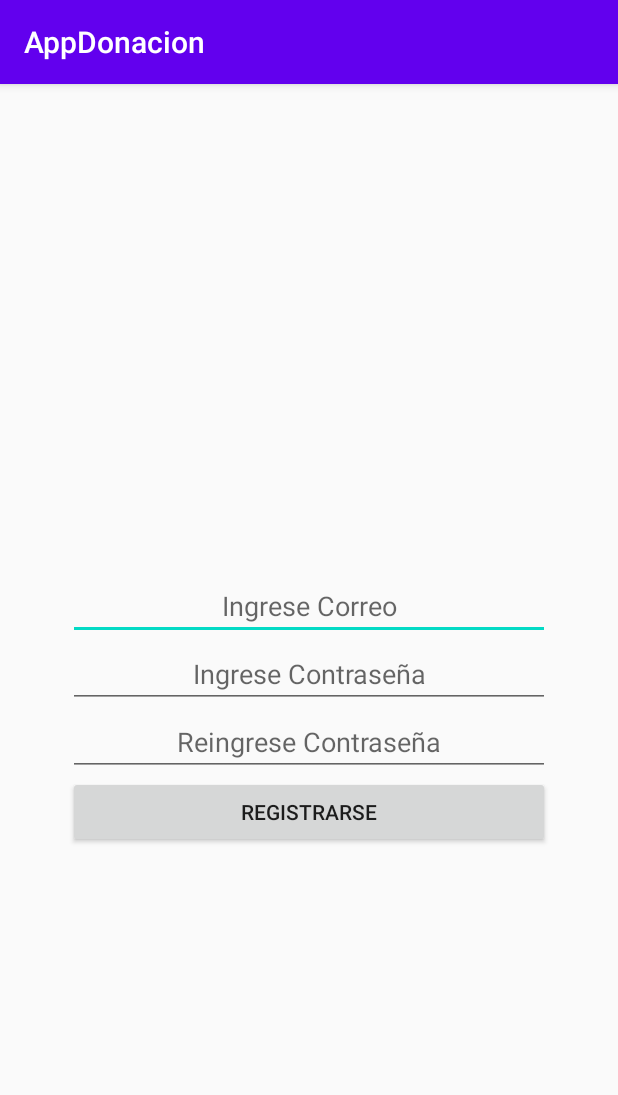
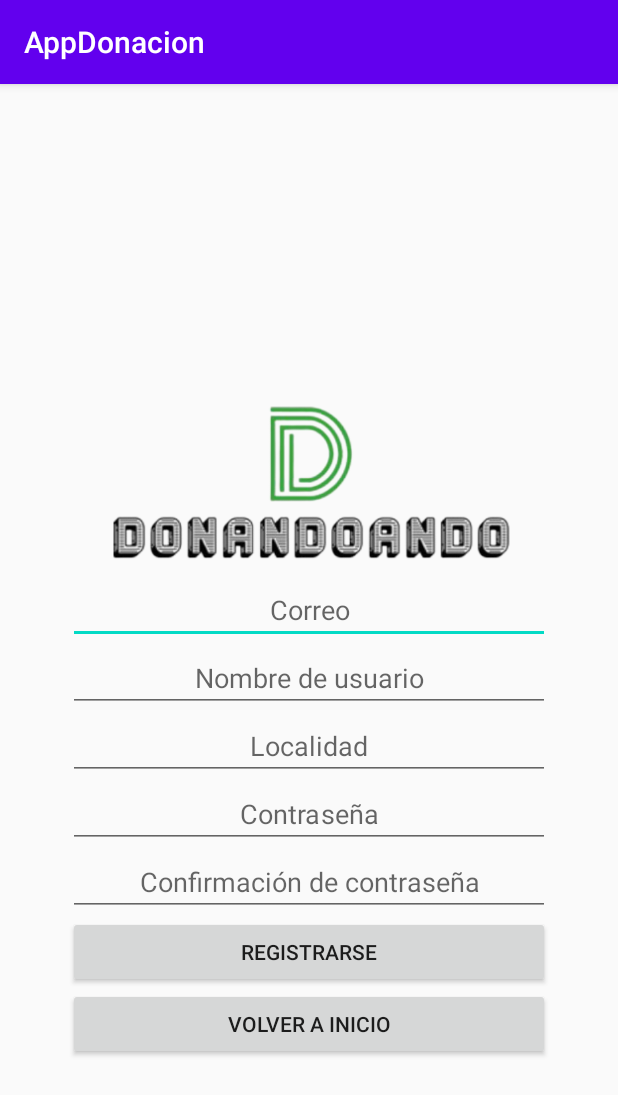
Before and after one commit to ivan-emanuel-rodriguez/AppDonacion, an Android app: the RegistrarseActivity screen opened directly, with no data from a screen before it, after a tap on "REGISTRARSE", on a phone screen of 412 x 824 dp. Shown: the top 1095 px of the screen. Run offline under Robolectric (Android 15) with nearby library versions, the phone set to English and light mode, and no system bars; our stand-ins replace Firebase (no records; nobody signed in at launch, a user with empty details on screens opened directly).

```diff
--- a/app/src/main/java/com/example/appdonacion/RegistrarseActivity.java
+++ b/app/src/main/java/com/example/appdonacion/RegistrarseActivity.java
@@ -3,10 +3,14 @@ package com.example.appdonacion;
 import androidx.annotation.NonNull;
 import androidx.appcompat.app.AppCompatActivity;
 
+import android.content.Context;
 import android.content.Intent;
+import android.content.SharedPreferences;
 import android.os.Bundle;
+import android.text.Editable;
 import android.view.View;
 import android.widget.EditText;
+import android.widget.TextView;
 import android.widget.Toast;
 
 import com.google.android.gms.tasks.OnCompleteListener;
@@ -19,10 +23,8 @@ public class RegistrarseActivity extends AppCompatActivity {
 
     private FirebaseAuth mAuth;
 
-    private EditText correo;
-    private EditText contrasena;
-    private EditText contrasenaConfirmacion;
-
+    private EditText correo,nombreUsuario,localidad,contrasena,contrasenaConfirmacion;
+    private TextView textCorreo, textUsuario, textLocalidad;
 
     @Override
     protected void onCreate(Bundle savedInstanceState) {
@@ -32,11 +34,15 @@ public class RegistrarseActivity extends AppCompatActivity {
         mAuth = FirebaseAuth.getInstance();
 
         correo = findViewById(R.id.correo);
+        nombreUsuario= findViewById(R.id.nombre);
+        localidad = findViewById(R.id.localidad);
         contrasena = findViewById(R.id.contrasena);
         contrasenaConfirmacion = findViewById(R.id.contrasenaConfirmacion);
 
+        //cargarPreferencias();
 
     }
+
 
     public void onStart() {
         super.onStart();
@@ -48,7 +54,8 @@ public class RegistrarseActivity extends AppCompatActivity {
     }
 
     public void registrarUsuario (View view){
-        if (correo.getText().toString().isEmpty() || contrasena.getText().toString().isEmpty() || contrasenaConfirmacion.getText().toString().isEmpty() ) {
+        if (correo.getText().toString().isEmpty() || contrasena.getText().toString().isEmpty() || contrasenaConfirmacion.getText().toString().isEmpty()
+                || nombreUsuario.getText().toString().isEmpty() || localidad.getText().toString().isEmpty()) {
             Toast.makeText(this, "Error: Debe completar todos los campos", Toast.LENGTH_SHORT).show();
         }else{
             if(contrasena.getText().toString().equals(contrasenaConfirmacion.getText().toString())){
@@ -61,6 +68,7 @@ public class RegistrarseActivity extends AppCompatActivity {
                                     //Log.d(TAG, "createUserWithEmail:success");
                                     Toast.makeText(getApplicationContext(), "Usuario creado.",Toast.LENGTH_SHORT).show();
                                     FirebaseUser user = mAuth.getCurrentUser();
+                                    //guardarPreferencias();
                                     Intent i = new Intent(getApplicationContext(), PaginaPrincipalActivity.class);
                                     startActivity(i);
                                     //updateUI(user);
@@ -77,4 +85,44 @@ public class RegistrarseActivity extends AppCompatActivity {
             }
         }
     }
+
+
+    private void cargarPreferencias() {
+        SharedPreferences preferences=getSharedPreferences("datosUsuario", Context.MODE_PRIVATE);
+        String nombreMail=preferences.getString("email","No existe info");
+        String nombreUser=preferences.getString("user","No existe info");
+        String nombreLocalidad=preferences.getString("location","No existe info");
+
+        textCorreo.setText(nombreMail);
+        textUsuario.setText(nombreUser);
+        textLocalidad.setText(nombreLocalidad);
+    }
+
+
+    private void guardarPreferencias(){
+        //Creo archivo de preferencias y almaceno datos de usuario
+        SharedPreferences preferences=getSharedPreferences("datosUsuario", Context.MODE_PRIVATE);
+        String mail = correo.getText().toString();
+        String usuario = nombreUsuario.getText().toString();
+        String localidadNombre = localidad.getText().toString();
+
+        //Guardo los datos en el archivo datosUsuario
+        SharedPreferences.Editor editor = preferences.edit();
+        editor.putString("email", mail);
+        editor.putString("user",usuario);
+        editor.putString("location", localidadNombre);
+
+        textCorreo.setText(mail);
+        textUsuario.setText(usuario);
+        textLocalidad.setText(localidadNombre);
+
+        editor.commit();
+
+    }
+
+    public void irInicio(View view){
+        Intent i = new Intent(this, MainActivity.class);
+        startActivity(i);
+
+    }
 }
--- a/app/src/main/res/layout/activity_registrarse.xml
+++ b/app/src/main/res/layout/activity_registrarse.xml
@@ -16,6 +16,11 @@
         app:layout_constraintStart_toStartOf="parent"
         app:layout_constraintTop_toTopOf="parent"
         app:layout_constraintVertical_bias="0.786">
+        <ImageView
+            android:id="@+id/imageView"
+            android:layout_width="match_parent"
+            android:layout_height="143dp"
+            app:srcCompat="@drawable/logodonando" />
 
         <EditText
             android:id="@+id/correo"
@@ -24,6 +29,22 @@
             android:ems="10"
             android:gravity="center"
             android:hint="@string/correo"
+            android:inputType="textPersonName" />
+        <EditText
+            android:id="@+id/nombre"
+            android:layout_width="match_parent"
+            android:layout_height="wrap_content"
+            android:ems="10"
+            android:gravity="center"
+            android:hint="@string/nombre"
+            android:inputType="textPersonName" />
+        <EditText
+            android:id="@+id/localidad"
+            android:layout_width="match_parent"
+            android:layout_height="wrap_content"
+            android:ems="10"
+            android:gravity="center"
+            android:hint="@string/localidad"
             android:inputType="textPersonName" />
 
         <EditText
@@ -50,5 +71,11 @@
             android:layout_height="wrap_content"
             android:onClick="registrarUsuario"
             android:text="@string/btn_registro" />
+        <Button
+            android:id="@+id/volverBtn"
+            android:layout_width="match_parent"
+            android:layout_height="wrap_content"
+            android:onClick="irInicio"
+            android:text="@string/btn_volver" />
     </LinearLayout>
 </androidx.constraintlayout.widget.ConstraintLayout>
--- a/app/src/main/res/values/strings.xml
+++ b/app/src/main/res/values/strings.xml
@@ -7,11 +7,14 @@
 
     <string name="btn_inicioSesion">Iniciar Sesión</string>
     <string name="btn_registro">Registrarse</string>
+    <string name="btn_volver">Volver a inicio</string>
     <string name="btn_cerrarSesion">Cerrar Sesión</string>
 
-    <string name="correo">Ingrese Correo</string>
-    <string name="contrasena">Ingrese Contraseña</string>
-    <string name="recontrasena">Reingrese Contraseña</string>
+    <string name="correo">Correo</string>
+    <string name="nombre">Nombre de usuario</string>
+    <string name="localidad">Localidad</string>
+    <string name="contrasena">Contraseña</string>
+    <string name="recontrasena">Confirmación de contraseña</string>
 
 
     <!---Maestro/Detalle-->
```
Also changed, not shown: app/src/main/res/layout/activity_pagina_principal.xml (+0 -9 lines), app/src/main/res/layout/fragment_lista_donaciones.xml (+15 -0 lines).
